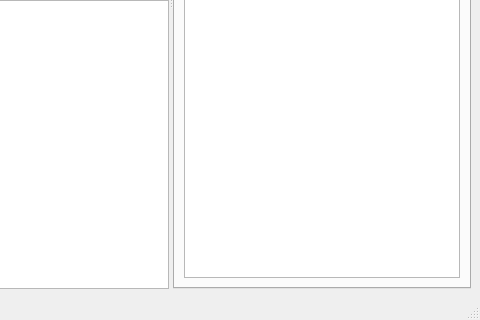
lixx11/tools, file image_viewer/layout.ui: the form before one commit; both pictures show x 389 to 869 and y 302 to 622 of the 869 by 622 pixel window.
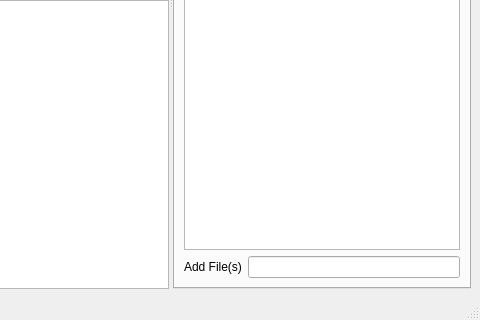
The form after the commit. Custom widgets are drawn as their Qt base class.

Commit message: add lineEdit for file(s) adding

What changed in the file:
```diff
--- a/image_viewer/layout.ui
+++ b/image_viewer/layout.ui
@@ -78,12 +78,14 @@
         <attribute name="title">
          <string>File List</string>
         </attribute>
+        <layout class="QVBoxLayout" name="verticalLayout_3">
+         <item>
         <layout class="QVBoxLayout" name="verticalLayout">
          <item>
           <widget class="DatasetTreeWidget" name="fileList">
            <property name="sizePolicy">
             <sizepolicy hsizetype="Preferred" vsizetype="Preferred">
-             <horstretch>0</horstretch>
+               <horstretch>3</horstretch>
              <verstretch>0</verstretch>
             </sizepolicy>
            </property>
@@ -108,7 +110,28 @@
            </column>
           </widget>
          </item>
-        </layout>
+           <item>
+            <layout class="QHBoxLayout" name="horizontalLayout_2">
+             <item>
+              <widget class="QLabel" name="label">
+               <property name="text">
+                <string>Add File(s)</string>
+               </property>
+              </widget>
+             </item>
+             <item>
+              <widget class="QLineEdit" name="lineEdit"/>
+             </item>
+            </layout>
+           </item>
+          </layout>
+         </item>
+        </layout>
+        <zorder>fileList</zorder>
+        <zorder>label</zorder>
+        <zorder>lineEdit</zorder>
+        <zorder>label</zorder>
+        <zorder>lineEdit</zorder>
        </widget>
        <widget class="QWidget" name="tab_2">
         <attribute name="title">
```
Lines whose indentation alone changed are shown as unchanged. The commit also changes 1 other file.
